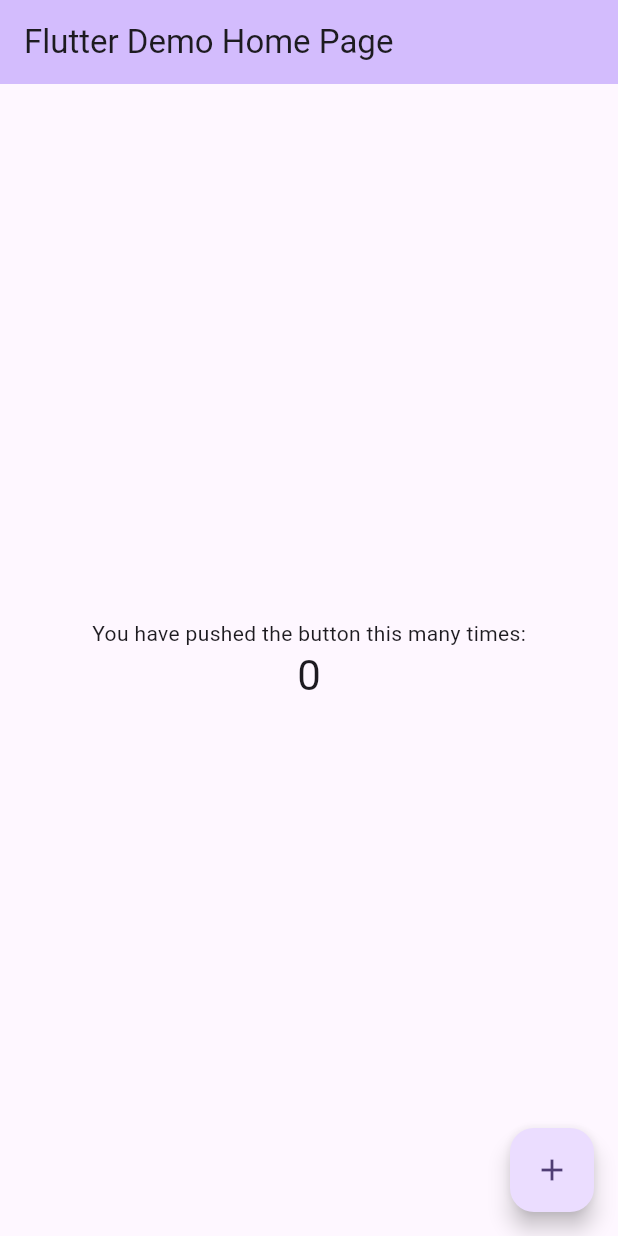
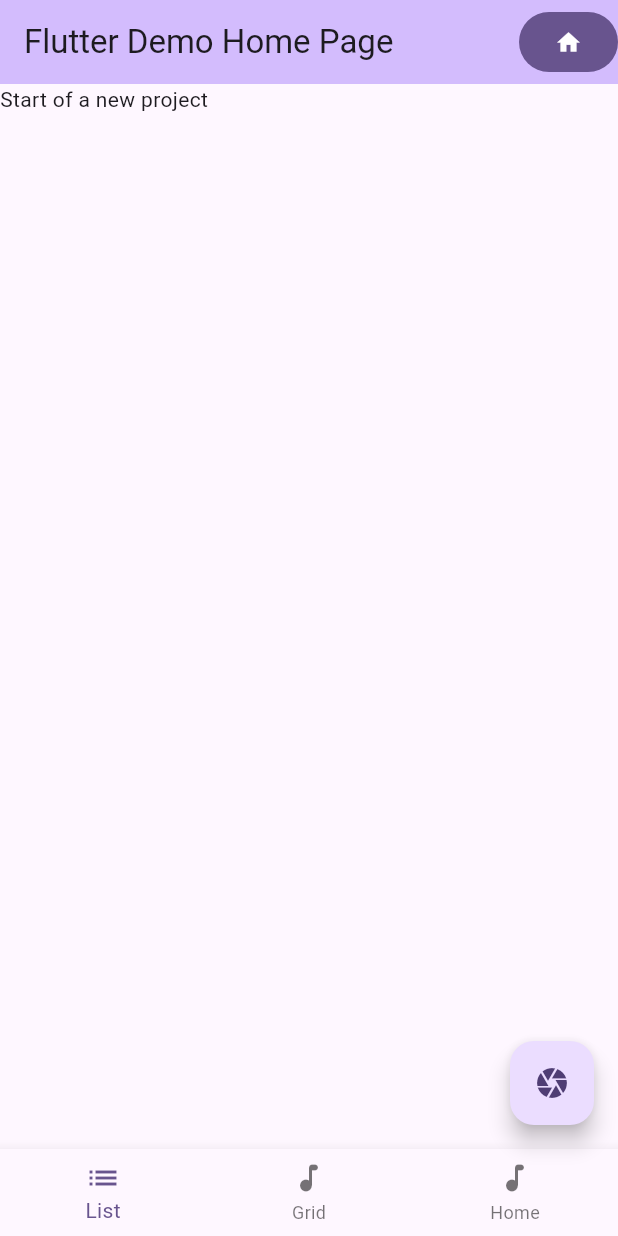
Before and after one commit to ctudel/InterGallery, a Flutter app: the screen it shows after launch, on a phone screen of 412 x 824 dp. Run offline on Flutter 3.47's test engine with Material 3 defaults, Android fonts, the phone set to English and light mode, and no system bars; our stand-ins replace camera, sqflite; accounts and stored records are empty.

Commit message:
drafted camera page

```diff
--- a/lib/main.dart
+++ b/lib/main.dart
@@ -1,8 +1,15 @@
 import 'package:flutter/material.dart';
+import 'package:camera/camera.dart';
+import 'pages/camera.dart';
 import 'database/db.dart' as db;
 
-void main() {
-  db.init();
+late final List<CameraDescription> _cameras;
+
+void main() async {
+  WidgetsFlutterBinding.ensureInitialized();
+  _cameras = await availableCameras();
+  await db.init();
+
   runApp(const MyApp());
 }
 
@@ -12,58 +19,55 @@ class MyApp extends StatelessWidget {
   @override
   Widget build(BuildContext context) {
     return MaterialApp(
-      title: 'Flutter Demo',
-      theme: ThemeData(
-        colorScheme: ColorScheme.fromSeed(seedColor: Colors.deepPurple),
-      ),
-      home: const MyHomePage(title: 'Flutter Demo Home Page'),
-    );
+        title: 'Flutter Demo',
+        theme: ThemeData(
+          colorScheme: ColorScheme.fromSeed(seedColor: Colors.deepPurple),
+        ),
+        home: const MainScaffold(
+            child: Text('Start of a new project'),
+            title: 'Flutter Demo Home Page'),
+        routes: {
+          '/camera': (context) => MainScaffold(
+              child: Camera(camera: _cameras[0]), title: 'Take a photo'),
+        });
   }
 }
 
-class MyHomePage extends StatefulWidget {
-  const MyHomePage({super.key, required this.title});
+class MainScaffold extends StatelessWidget {
+  const MainScaffold({super.key, required this.child, required this.title});
 
   final String title;
-
-  @override
-  State<MyHomePage> createState() => _MyHomePageState();
-}
-
-class _MyHomePageState extends State<MyHomePage> {
-  int _counter = 0;
-
-  void _incrementCounter() {
-    setState(() {
-     _counter++;
-    });
-  }
+  final Widget child;
 
   @override
   Widget build(BuildContext context) {
     return Scaffold(
       appBar: AppBar(
         backgroundColor: Theme.of(context).colorScheme.inversePrimary,
-        title: Text(widget.title),
+        title: Text(title),
+        actions: [
+          FilledButton(
+              onPressed: () => Navigator.of(context).pushReplacementNamed('/'),
+              child: Icon(Icons.home))
+        ],
       ),
-      body: Center(
-        child: Column(
-          mainAxisAlignment: MainAxisAlignment.center,
-          children: <Widget>[
-            const Text(
-              'You have pushed the button this many times:',
-            ),
-            Text(
-              '$_counter',
-              style: Theme.of(context).textTheme.headlineMedium,
-            ),
-          ],
-        ),
+      body: child,
+      floatingActionButton: FloatingActionButton(
+        onPressed: () => Navigator.of(context).pushReplacementNamed('/camera'),
+        tooltip: 'New Photo',
+        child: const Icon(Icons.camera),
       ),
-      floatingActionButton: FloatingActionButton(
-        onPressed: _incrementCounter,
-        tooltip: 'New Photo',
-        child: const Icon(Icons.add),
+      bottomNavigationBar: BottomNavigationBar(
+        items: const [
+          BottomNavigationBarItem(icon: Icon(Icons.list), label: 'List'),
+          BottomNavigationBarItem(
+              icon: Icon(Icons.music_note_rounded), label: 'Grid'),
+          BottomNavigationBarItem(
+              icon: Icon(Icons.music_note_rounded), label: 'Home'),
+        ],
+        onTap: (idx) => {
+          switch (idx) { 0 => '0', 1 => '1', _ => 'Failed to retrieve page.' }
+        },
       ),
     );
   }
--- a/pubspec.yaml
+++ b/pubspec.yaml
@@ -36,6 +36,7 @@ dependencies:
   # Use with the CupertinoIcons class for iOS style icons.
   cupertino_icons: ^1.0.8
   sqflite: ^2.4.0
+  camera: ^0.11.0+2
 
 dev_dependencies:
   flutter_test:
```
Also changed, not shown: lib/pages/camera.dart (added, +53 -0 lines), pubspec.lock.
